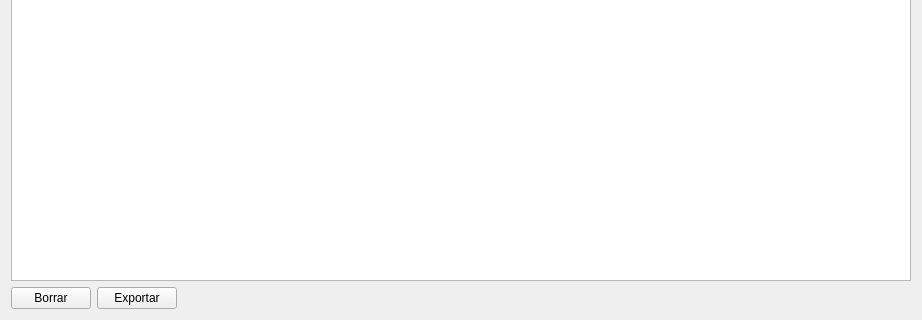
First picture: the form in gui/dlggestionlibros.ui, repository rogorido/libroskop, before the edit; both pictures show x 0 to 922 and y 233 to 553 of the 922 by 553 pixel window.
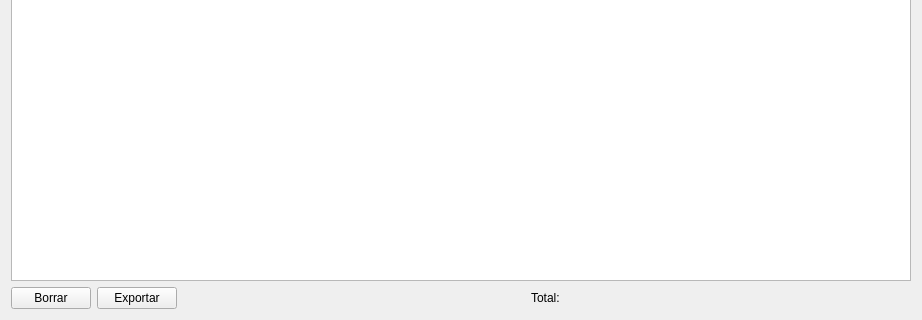
Second picture: the form after the edit. Icons and pictures are not drawn.

Commit message: Label para ver el total de libros

What changed in the file:
```diff
--- a/gui/dlggestionlibros.ui
+++ b/gui/dlggestionlibros.ui
@@ -91,6 +91,26 @@
        </property>
       </widget>
      </item>
+     <item>
+      <spacer name="horizontalSpacer_3">
+       <property name="orientation">
+        <enum>Qt::Horizontal</enum>
+       </property>
+       <property name="sizeHint" stdset="0">
+        <size>
+         <width>40</width>
+         <height>20</height>
+        </size>
+       </property>
+      </spacer>
+     </item>
+     <item>
+      <widget class="QLabel" name="lblTotal">
+       <property name="text">
+        <string>Total: </string>
+       </property>
+      </widget>
+     </item>
      <item>
       <spacer name="horizontalSpacer_2">
        <property name="orientation">
```
The commit also changes 1 other file.
